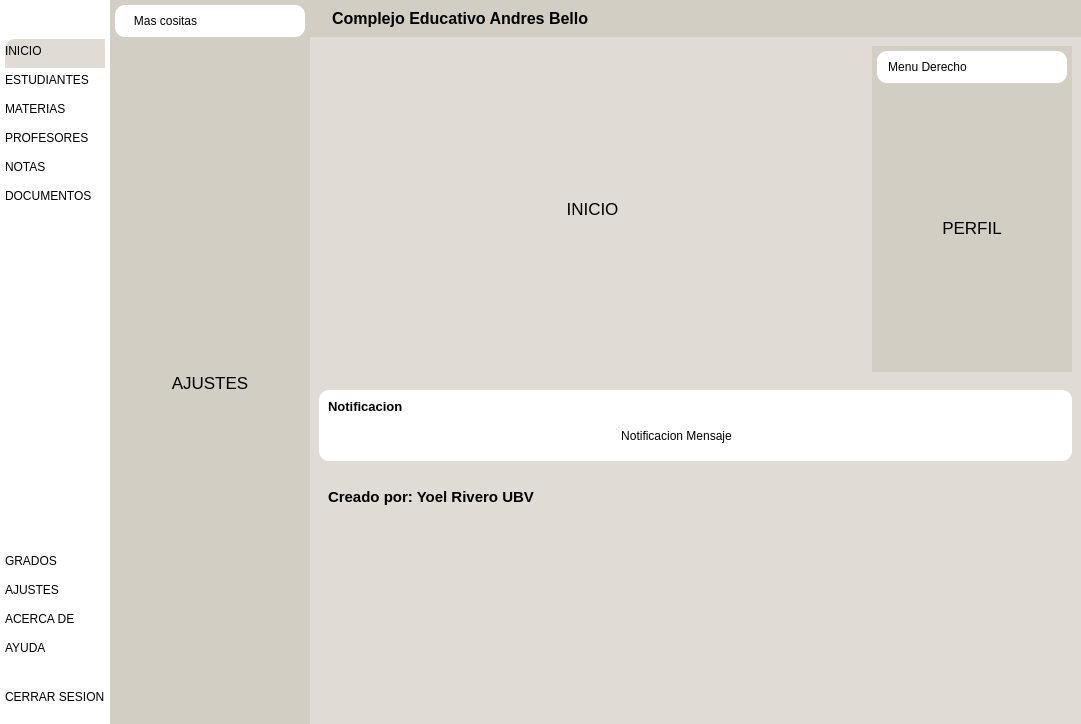
First picture: the form in interfaz.ui, repository YoelSims/AplicacionV2-AndresBello, before the edit.
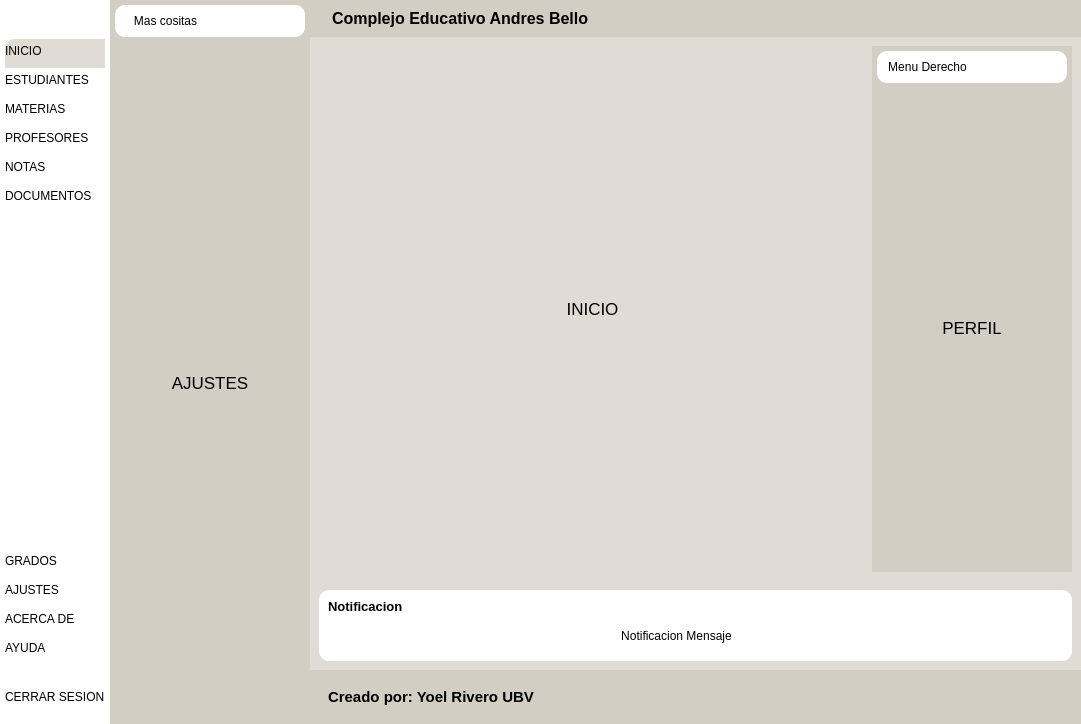
Second picture: the form after the edit. Icons and pictures are not drawn.

Commit message: -m Importando Codigo

The edit to the form file:
```diff
--- a/interfaz.ui
+++ b/interfaz.ui
@@ -47,7 +47,7 @@
 	border-radius:10px;
 }
 
-#cabeceraContenedor{
+#cabeceraContenedor, #pieContenedor{
 	background-color: #d3cec3
 }</string>
   </property>
@@ -656,7 +656,7 @@
         <number>0</number>
        </property>
        <property name="bottomMargin">
-        <number>200</number>
+        <number>0</number>
        </property>
        <item alignment="Qt::AlignTop">
         <widget class="QWidget" name="cabeceraContenedor" native="true">
```
